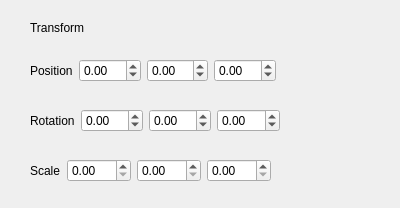
Before: the Qt Designer form Graphics/transwidget.ui in mizquierdo97/Graphics, drawn with Qt 5.
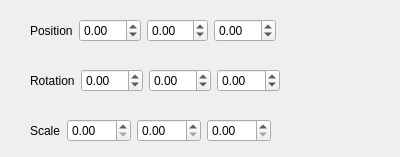
After: the same form once the commit is applied.

What changed in the file:
```diff
--- a/Graphics/transwidget.ui
+++ b/Graphics/transwidget.ui
@@ -7,9 +7,15 @@
     <x>0</x>
     <y>0</y>
     <width>400</width>
-    <height>208</height>
+    <height>157</height>
    </rect>
   </property>
+  <property name="maximumSize">
+   <size>
+    <width>500</width>
+    <height>157</height>
+   </size>
+  </property>
   <property name="windowTitle">
    <string>Form</string>
   </property>
@@ -17,7 +23,7 @@
    <property name="geometry">
     <rect>
      <x>30</x>
-     <y>150</y>
+     <y>110</y>
      <width>241</width>
      <height>41</height>
     </rect>
@@ -57,7 +63,7 @@
    <property name="geometry">
     <rect>
      <x>30</x>
-     <y>100</y>
+     <y>60</y>
      <width>250</width>
      <height>41</height>
     </rect>
@@ -102,24 +108,11 @@
     </item>
    </layout>
   </widget>
-  <widget class="QLabel" name="label">
-   <property name="geometry">
-    <rect>
-     <x>30</x>
-     <y>20</y>
-     <width>111</width>
-     <height>16</height>
-    </rect>
-   </property>
-   <property name="text">
-    <string>Transform</string>
-   </property>
-  </widget>
   <widget class="QWidget" name="horizontalLayoutWidget">
    <property name="geometry">
     <rect>
      <x>30</x>
-     <y>50</y>
+     <y>10</y>
      <width>246</width>
      <height>41</height>
     </rect>
```
